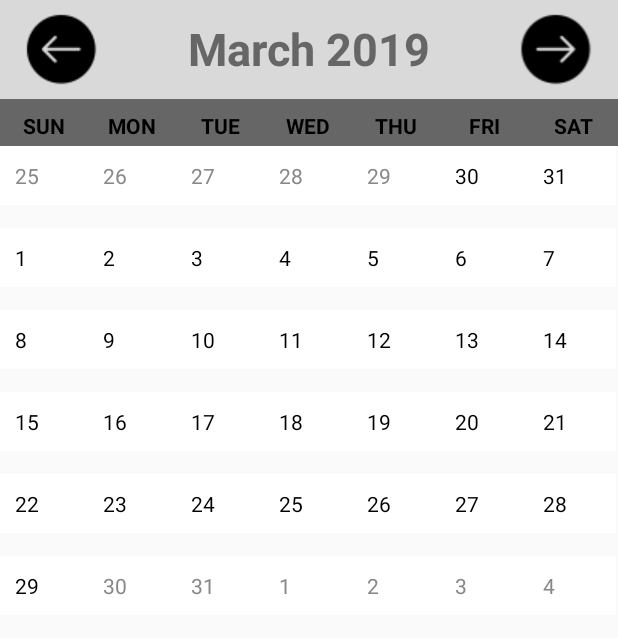
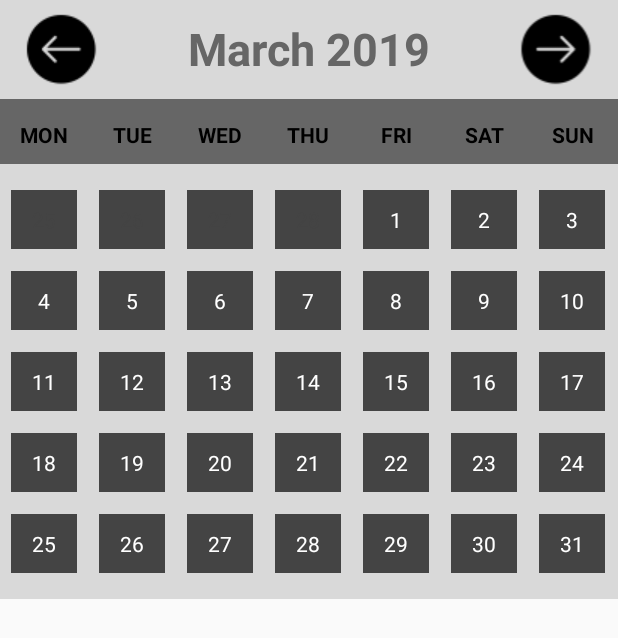
Before and after one commit to rmit-s3598284-JiaQi-Tang/Night-Movie-Planner-MAD-assignment1-, an Android app: the CalendarViewActivity screen opened directly, with no data from a screen before it, after a tap on "Movie Night Planner", on a phone screen of 412 x 824 dp. Shown: the top 638 px of the screen. Run offline under Robolectric (Android 15) with nearby library versions, the phone set to English and light mode, and no system bars.

Commit message:
1: now we can display calendar perfectly 2: now we are able to highlight which day has an event

```diff
--- a/MovieNightPlanner/app/src/main/java/com/example/movienightplanner/adapter/CustomListAdapter_DayGrids.java
+++ b/MovieNightPlanner/app/src/main/java/com/example/movienightplanner/adapter/CustomListAdapter_DayGrids.java
@@ -49,16 +49,16 @@ public class CustomListAdapter_DayGrids extends ArrayAdapter {
         } else {
             holder = (ViewHolder) convertView.getTag();
         }
-        holder.day_text.setText(beans.get(position).getDay() + "");
-        if (beans.get(position).isToday()) {
+        holder.day_text.setText("" + beans.get(position).getDay());
+        if (beans.get(position).hasEvent()) {
             holder.day_text.setBackgroundColor(Color.RED);
         } else {
-            holder.day_text.setBackgroundColor(Color.WHITE);
+            holder.day_text.setBackgroundColor(Color.DKGRAY);
         }
         if (beans.get(position).isCurrentMonth()) {
-            holder.day_text.setTextColor(Color.BLACK);
+            holder.day_text.setTextColor(Color.WHITE);
         } else {
-            holder.day_text.setTextColor(Color.GRAY);
+            holder.day_text.setTextColor(Color.DKGRAY);
         }
 
         return convertView;
--- a/MovieNightPlanner/app/src/main/java/com/example/movienightplanner/controllers/CalendarViewActivity.java
+++ b/MovieNightPlanner/app/src/main/java/com/example/movienightplanner/controllers/CalendarViewActivity.java
@@ -40,24 +40,25 @@ public class CalendarViewActivity extends AppCompatActivity {
         currentDate = findViewById(R.id.display_current_date);
         calendarGrids = findViewById(R.id.calendar_grid);
 
-        Calendar calendar = Calendar.getInstance();
-        Date date = calendar.getTime();
-        SimpleDateFormat dateFormat = new SimpleDateFormat("MMMM yyyy");
-        currentDate.setText(dateFormat.format(date));
+//        Calendar calendar = Calendar.getInstance();
+//        Date date = calendar.getTime();
+//        SimpleDateFormat dateFormat = new SimpleDateFormat("MMMM yyyy");
+//        currentDate.setText(dateFormat.format(date));
+        currentDate.setText(CustomCalendarHelper.long2str(CustomCalendarHelper.getCurrentTime()));
 
         //display dates of this month
         beans = new ArrayList<DayBean>();
-        CustomCalendarHelper.setCalendarList(CustomCalendarHelper.getCurrentTime(), beans, calendarGrids, this);
-        adapter = new CustomListAdapter_DayGrids(this, beans);
-        calendarGrids.setAdapter(adapter);
+        CustomCalendarHelper.setCalendarList(CustomCalendarHelper.getFirOfMonth(CustomCalendarHelper.getCurrentTime()), beans, calendarGrids, adapter,this);
+//        adapter = new CustomListAdapter_DayGrids(this, beans);
+//        calendarGrids.setAdapter(adapter);
 
         //show last month
         preMonth.setOnClickListener(new View.OnClickListener() {
             @Override
             public void onClick(View v) {
-                CustomCalendarHelper.setCalendarList(CustomCalendarHelper.getLastMonth(CustomCalendarHelper.getCurrentTime()), beans,calendarGrids,CalendarViewActivity.this);
+                CustomCalendarHelper.setCalendarList(CustomCalendarHelper.getFirOfMonth(CustomCalendarHelper.getLastMonth(CustomCalendarHelper.getCurrentTime(),-1)), beans,calendarGrids, adapter,CalendarViewActivity.this);
                 currentDate.setText(CustomCalendarHelper.long2str(CustomCalendarHelper.getCurrentTime()));
-                adapter.notifyDataSetChanged();
+//                adapter.notifyDataSetChanged();
             }
         });
 
@@ -65,9 +66,9 @@ public class CalendarViewActivity extends AppCompatActivity {
         nextMonth.setOnClickListener(new View.OnClickListener() {
             @Override
             public void onClick(View v) {
-                CustomCalendarHelper.setCalendarList(CustomCalendarHelper.getNextMonth(CustomCalendarHelper.getCurrentTime()), beans,calendarGrids,CalendarViewActivity.this);
+                CustomCalendarHelper.setCalendarList(CustomCalendarHelper.getFirOfMonth(CustomCalendarHelper.getNextMonth(CustomCalendarHelper.getCurrentTime(),1)), beans,calendarGrids,adapter,CalendarViewActivity.this);
                 currentDate.setText(CustomCalendarHelper.long2str(CustomCalendarHelper.getCurrentTime()));
-                adapter.notifyDataSetChanged();
+//                adapter.notifyDataSetChanged();
             }
         });
 
--- a/MovieNightPlanner/app/src/main/java/com/example/movienightplanner/helper/CustomCalendarHelper.java
+++ b/MovieNightPlanner/app/src/main/java/com/example/movienightplanner/helper/CustomCalendarHelper.java
@@ -1,12 +1,15 @@
 package com.example.movienightplanner.helper;
 
         import android.content.Context;
+        import android.text.format.DateUtils;
         import android.util.Log;
         import android.widget.GridView;
 
         import com.example.movienightplanner.adapter.CustomListAdapter_DayGrids;
         import com.example.movienightplanner.controllers.CalendarViewActivity;
+        import com.example.movienightplanner.models.AppEngineImpl;
         import com.example.movienightplanner.models.DayBean;
+        import com.example.movienightplanner.models.EventImpl;
 
         import java.text.SimpleDateFormat;
         import java.util.Calendar;
@@ -15,8 +18,8 @@ package com.example.movienightplanner.helper;
 
 public class CustomCalendarHelper {
 
-    static int count = 0;
     static Calendar calendar = Calendar.getInstance();
+
     //get numbers of days of current month
     public static int getCurrentMonthDay(long millSec) {
         calendar.setTimeInMillis(millSec);
@@ -43,16 +46,16 @@ public class CustomCalendarHelper {
     }
 
     //get last month
-    public static long getLastMonth(long millSec) {
-        count -=1;
+    public static long getLastMonth(long millSec, int count) {
+
         calendar.setTimeInMillis(millSec);
         calendar.add(Calendar.MONTH, count);
         return calendar.getTimeInMillis();
     }
 
     //get next month
-    public static long getNextMonth(long millSec) {
-        count +=1;
+    public static long getNextMonth(long millSec, int count) {
+
         calendar.setTimeInMillis(millSec);
         calendar.add(Calendar.MONTH, count);
         return calendar.getTimeInMillis();
@@ -67,11 +70,10 @@ public class CustomCalendarHelper {
         return sdf.format(new Date(millSec));
     }
 
-    public static void setCalendarList(long millSecs, List<DayBean> beans, GridView calendarGrids, CalendarViewActivity context) {
+    public static void setCalendarList(long millSecs, List<DayBean> beans, GridView calendarGrids, CustomListAdapter_DayGrids adapter , CalendarViewActivity context) {
         beans.clear();
         Calendar calendar = Calendar.getInstance();
         calendar.setTimeInMillis(millSecs);
-
         int max = CustomCalendarHelper.getCurrentMonthDay(millSecs);
 
         //calendar of this month
@@ -82,8 +84,20 @@ public class CustomCalendarHelper {
             cc.add(Calendar.DAY_OF_MONTH, i - 1);
             setBean(bean, cc);
             bean.setIsCurrentMonth(true);
+
+            //check if there is a event on that day
+            AppEngineImpl appEngine = AppEngineImpl.getSharedInstance();
+
+            for(EventImpl event : appEngine.eventLists) {
+                SimpleDateFormat sdf = new SimpleDateFormat("yyyyMMdd");
+                if(sdf.format(event.getDateTime()).equals(sdf.format(cc.getTime()))) {
+                    bean.setHasEvent(true);
+                }
+            }
+
             beans.add(bean);
         }
+
         //calculate which days are from last month
         int fir_day_of_week = beans.get(0).getCalendar().get(Calendar.DAY_OF_WEEK);
         Log.e("AAA", "week_last:" + fir_day_of_week);
@@ -128,8 +142,9 @@ public class CustomCalendarHelper {
                 beans.add(bean);
             }
         }
-        CustomListAdapter_DayGrids adapter = new CustomListAdapter_DayGrids(context, beans);
+        adapter = new CustomListAdapter_DayGrids(context, beans);
         calendarGrids.setAdapter(adapter);
+
     }
 
     private static void setBean(DayBean bean, Calendar cc) {
--- a/MovieNightPlanner/app/src/main/java/com/example/movienightplanner/models/DayBean.java
+++ b/MovieNightPlanner/app/src/main/java/com/example/movienightplanner/models/DayBean.java
@@ -8,7 +8,7 @@ import java.util.Date;
 public class DayBean {
 
     Boolean isCurrentMonth = false;
-    Boolean isToday = false;
+    Boolean hasEvent = false;
     int day;
     Calendar calendar;
 
@@ -36,7 +36,11 @@ public class DayBean {
         this.calendar = calendar;
     }
 
-    public boolean isToday() {
-        return isToday;
+    public boolean hasEvent() {
+        return hasEvent;
+    }
+
+    public void setHasEvent(Boolean bool) {
+        this.hasEvent = bool;
     }
 }
--- a/MovieNightPlanner/app/src/main/res/layout/activity_calendar_view.xml
+++ b/MovieNightPlanner/app/src/main/res/layout/activity_calendar_view.xml
@@ -45,26 +45,16 @@
         android:layout_width="match_parent"
         android:layout_height="wrap_content"
         android:background="@color/colorPrimaryDark"
-        android:paddingBottom="4dp"
-        android:paddingTop="4dp"
+        android:paddingBottom="10dp"
+        android:paddingTop="10dp"
         android:orientation="horizontal">
-        <TextView
-            android:id="@+id/sun"
-            android:layout_width="0dp"
-            android:layout_height="wrap_content"
-            android:gravity="center"
-            android:textColor="@color/colorBlack"
-            android:text="@string/sun"
-            android:layout_marginTop="4dp"
-            android:textStyle="bold"
-            android:layout_weight="1"/>
         <TextView
             android:id="@+id/mon"
             android:layout_width="0dp"
             android:layout_height="wrap_content"
             android:gravity="center"
             android:textColor="@color/colorBlack"
-            android:text="@string/mon"
+            android:text="MON"
             android:layout_marginTop="4dp"
             android:textStyle="bold"
             android:layout_weight="1"/>
@@ -74,7 +64,7 @@
             android:layout_height="wrap_content"
             android:gravity="center"
             android:textColor="@color/colorBlack"
-            android:text="@string/tue"
+            android:text="TUE"
             android:layout_marginTop="4dp"
             android:textStyle="bold"
             android:layout_weight="1"/>
@@ -84,7 +74,7 @@
             android:layout_height="wrap_content"
             android:gravity="center"
             android:textColor="@color/colorBlack"
-            android:text="@string/wed"
+            android:text="WED"
             android:layout_marginTop="4dp"
             android:textStyle="bold"
             android:layout_weight="1"/>
@@ -94,7 +84,7 @@
             android:layout_height="wrap_content"
             android:gravity="center"
             android:textColor="@color/colorBlack"
-            android:text="@string/thu"
+            android:text="THU"
             android:layout_marginTop="4dp"
             android:textStyle="bold"
             android:layout_weight="1"/>
@@ -104,7 +94,7 @@
             android:layout_height="wrap_content"
             android:gravity="center"
             android:textColor="@color/colorBlack"
-            android:text="@string/fri"
+            android:text="FRI"
             android:layout_marginTop="4dp"
             android:textStyle="bold"
             android:layout_weight="1"/>
@@ -114,7 +104,17 @@
             android:layout_height="wrap_content"
             android:gravity="center"
             android:textColor="@color/colorBlack"
-            android:text="@string/sat"
+            android:text="SAT"
+            android:layout_marginTop="4dp"
+            android:textStyle="bold"
+            android:layout_weight="1"/>
+        <TextView
+            android:id="@+id/sun"
+            android:layout_width="0dp"
+            android:layout_height="wrap_content"
+            android:gravity="center"
+            android:textColor="@color/colorBlack"
+            android:text="SUN"
             android:layout_marginTop="4dp"
             android:textStyle="bold"
             android:layout_weight="1"/>
@@ -123,5 +123,8 @@
         android:id="@+id/calendar_grid"
         android:layout_width="match_parent"
         android:layout_height="wrap_content"
-        android:numColumns="7" />
+        android:background="@color/colorAccent"
+        android:paddingTop="10dp"
+        android:paddingBottom="10dp"
+        android:numColumns="7"/>
 </LinearLayout>
--- a/MovieNightPlanner/app/src/main/res/layout/item_layout.xml
+++ b/MovieNightPlanner/app/src/main/res/layout/item_layout.xml
@@ -8,8 +8,11 @@
         android:id="@+id/day_text"
         android:layout_width="match_parent"
         android:layout_height="wrap_content"
-        android:background="#d8ecd8"
-        android:layout_marginBottom="15dp"
+        android:layout_marginBottom="7dp"
+        android:layout_marginLeft="7dp"
+        android:layout_marginTop="7dp"
+        android:layout_marginRight="7dp"
+        android:gravity="center_horizontal"
         android:padding="10dp"
         />
 
```
